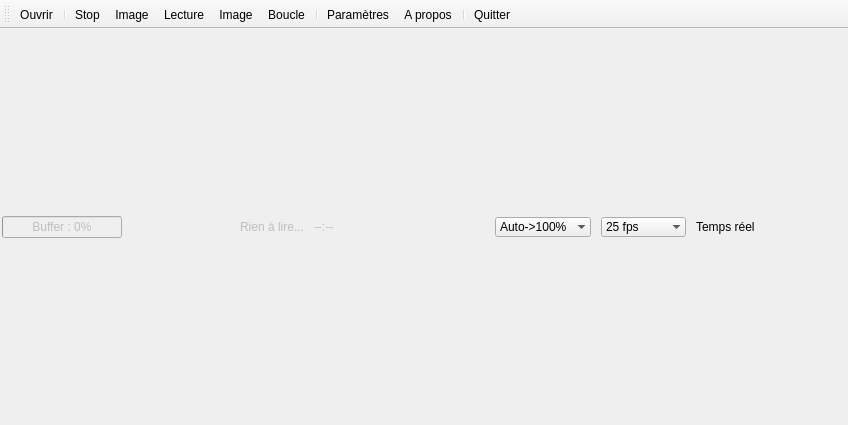
The window that src/mainwindow.ui (RxLaboratory/Dufrap) describes before a commit, drawn with Qt 5.
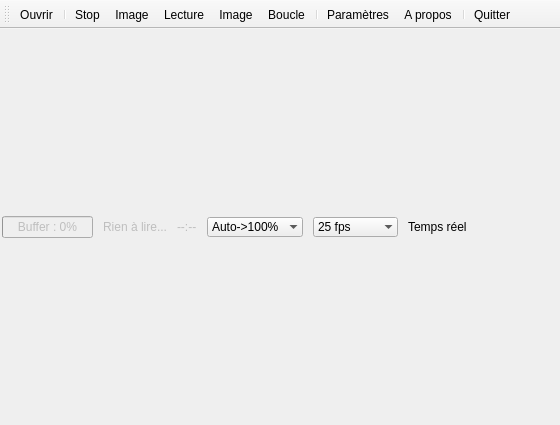
The same window after the commit. Icons and pictures are not drawn.

Commit message: Preference to change buttons style #10

Diff of the .ui file:
```diff
--- a/src/mainwindow.ui
+++ b/src/mainwindow.ui
@@ -6,7 +6,7 @@
    <rect>
     <x>0</x>
     <y>0</y>
-    <width>848</width>
+    <width>540</width>
     <height>425</height>
    </rect>
   </property>
@@ -326,7 +326,7 @@
     </size>
    </property>
    <property name="toolButtonStyle">
-    <enum>Qt::ToolButtonTextBesideIcon</enum>
+    <enum>Qt::ToolButtonTextUnderIcon</enum>
    </property>
    <attribute name="toolBarArea">
     <enum>TopToolBarArea</enum>
```
The commit also changes 13 other files.
